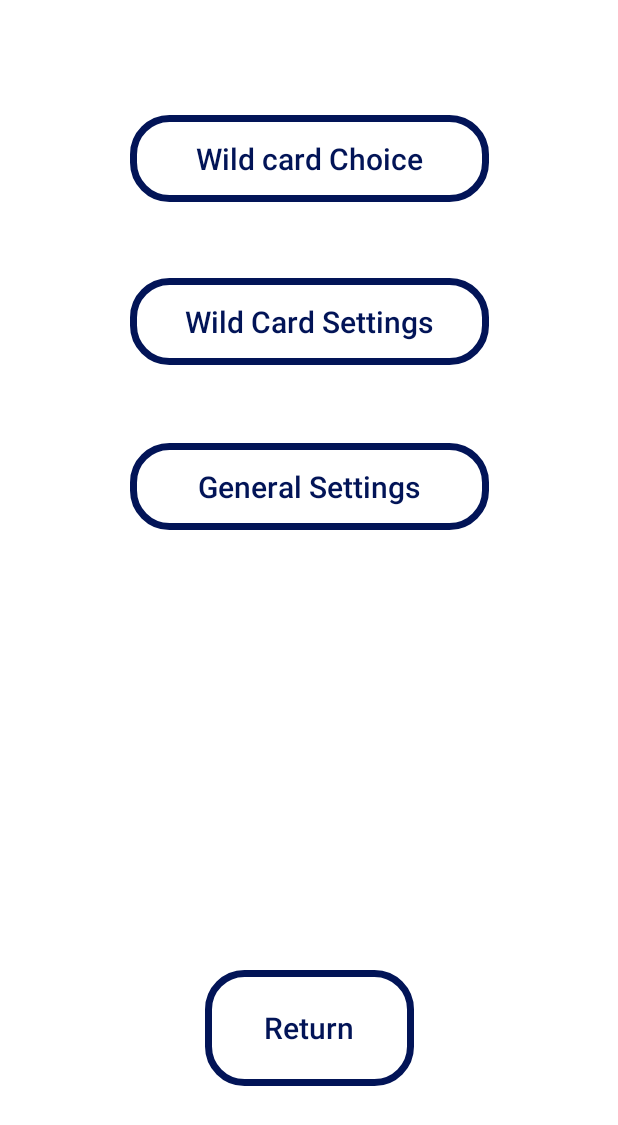
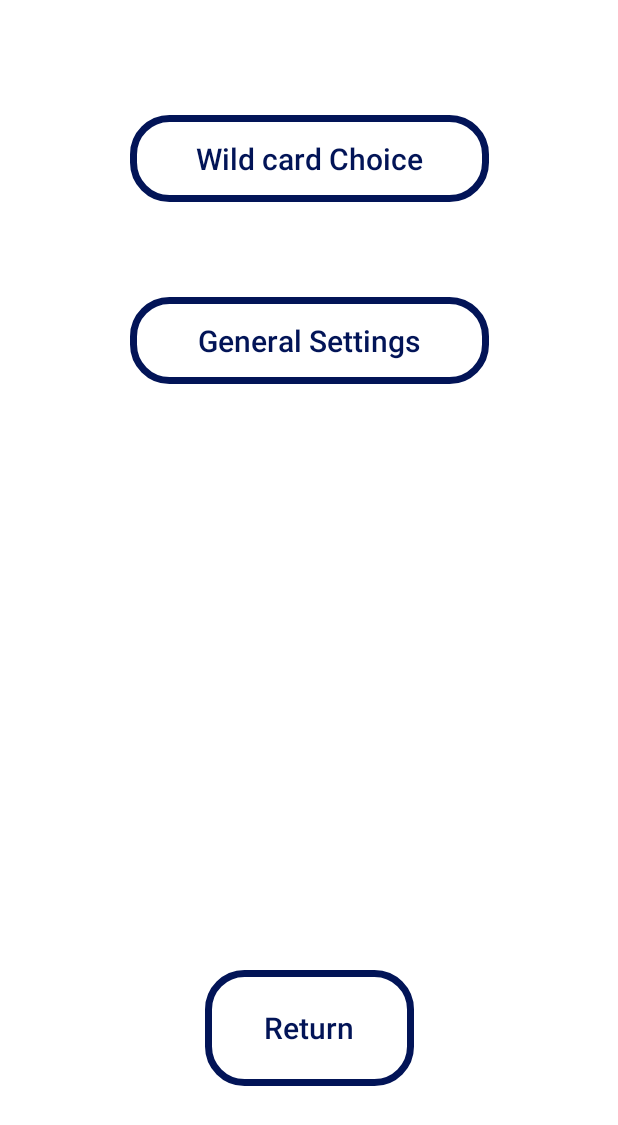
Before and after one commit to JakeyP99/High-To-Low, an Android app: the SettingsContainer screen opened directly, with no data from a screen before it, on a phone screen of 412 x 824 dp. Shown: the top 1125 px of the screen. Run offline under Robolectric (Android 15) with nearby library versions, the phone set to English and light mode, and no system bars; Roboto replaces fonts that are not available here.

Commit message:
Combined some settings together

```diff
--- a/app/src/main/AndroidManifest.xml
+++ b/app/src/main/AndroidManifest.xml
@@ -48,8 +48,6 @@
         <activity
             android:name=".SettingsContainer" />
         <activity
-            android:name=".WildCardQuantity" />
-        <activity
             android:name=".WildCardChoice"
             android:windowSoftInputMode="adjustNothing" />
 
--- a/app/src/main/java/com/example/countingdowngame/SettingsContainer.java
+++ b/app/src/main/java/com/example/countingdowngame/SettingsContainer.java
@@ -12,7 +12,6 @@ public class SettingsContainer extends ButtonUtilsActivity {
 
         final Button btnReturn = findViewById(R.id.buttonReturn);
         final Button btnWildCardChoice = findViewById(R.id.button_wildcardChoice);
-        final Button btnWildCardSettings = findViewById(R.id.button_wildCardSettings);
         final Button btnGameModeSettings = findViewById(R.id.button_GameModeChoice);
 
         btnUtils.setButton(btnReturn, this::onBackPressed);
@@ -21,10 +20,6 @@ public class SettingsContainer extends ButtonUtilsActivity {
             startActivity(getIntentForClass(WildCardChoice.class));
         });
 
-        btnUtils.setButton(btnWildCardSettings, () -> {
-            startActivity(getIntentForClass(WildCardQuantity.class));
-        });
-
         btnUtils.setButton(btnGameModeSettings, () -> {
             startActivity(getIntentForClass(GeneralSettings.class));
         });
--- a/app/src/main/res/layout/b1_settings_choice.xml
+++ b/app/src/main/res/layout/b1_settings_choice.xml
@@ -24,21 +24,6 @@
         app:layout_constraintTop_toTopOf="parent"
         app:layout_constraintVertical_bias="0.10" />
 
-    <Button
-        android:id="@+id/button_wildCardSettings"
-        android:layout_width="239dp"
-        android:layout_height="58dp"
-        android:layout_centerHorizontal="true"
-        android:background="@drawable/outlineforbutton"
-        android:text="Wild Card Settings"
-        android:textAllCaps="false"
-        android:textColor="@color/bluedark"
-        android:textSize="20sp"
-        app:layout_constraintBottom_toBottomOf="parent"
-        app:layout_constraintEnd_toEndOf="parent"
-        app:layout_constraintStart_toStartOf="parent"
-        app:layout_constraintTop_toBottomOf="@+id/button_wildcardChoice"
-        app:layout_constraintVertical_bias="0.08" />
 
     <Button
         android:id="@+id/button_GameModeChoice"
@@ -53,7 +38,7 @@
         app:layout_constraintBottom_toBottomOf="parent"
         app:layout_constraintEnd_toEndOf="parent"
         app:layout_constraintStart_toStartOf="parent"
-        app:layout_constraintTop_toBottomOf="@+id/button_wildCardSettings"
+        app:layout_constraintTop_toBottomOf="@+id/button_wildcardChoice"
         app:layout_constraintVertical_bias="0.10" />
 
     <Button
```
Also changed, not shown: app/src/main/java/com/example/countingdowngame/GeneralSettings.java (+116 -2 lines), app/src/main/java/com/example/countingdowngame/WildCardQuantity.java (deleted, +0 -165 lines), app/src/main/res/layout/dialog_choose_option.xml (+15 -11 lines).
